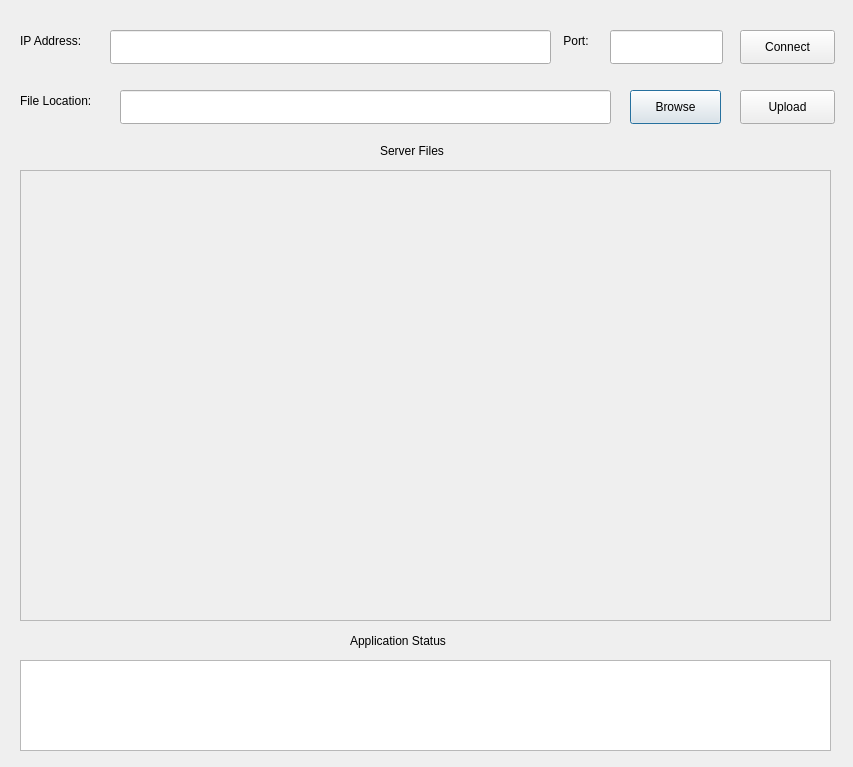
Old version of the form gui.ui in the repository ShahriarDhruvo/FTP-Client.
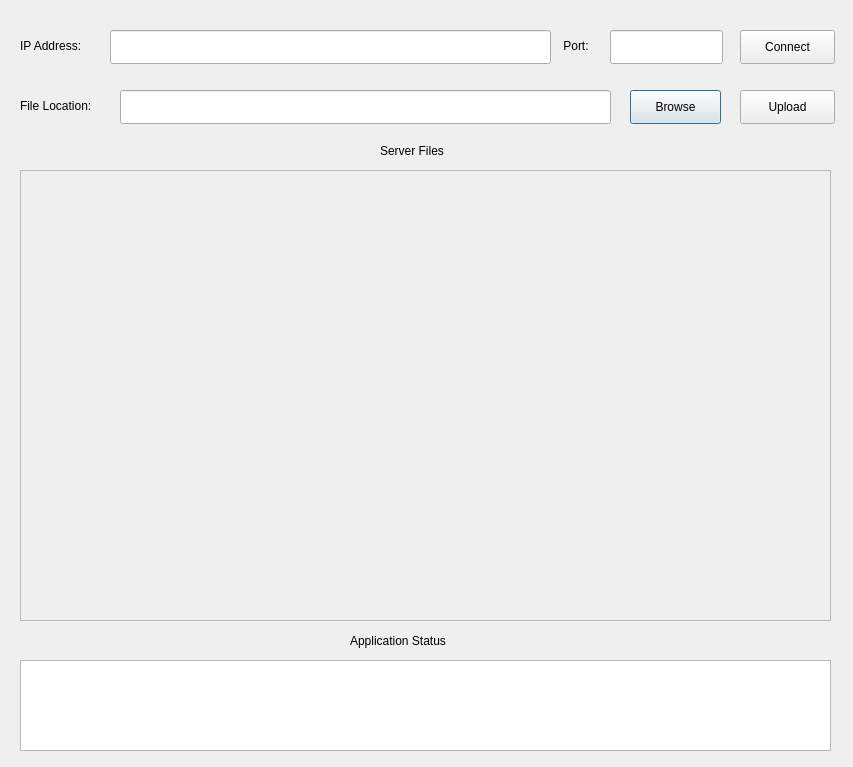
New version of the form.

Commit message: ui design fixed and quality changes

Diff of the .ui file:
```diff
--- a/gui.ui
+++ b/gui.ui
@@ -150,7 +150,7 @@
      <x>20</x>
      <y>30</y>
      <width>81</width>
-     <height>22</height>
+     <height>31</height>
     </rect>
    </property>
    <property name="text">
@@ -163,7 +163,7 @@
      <x>560</x>
      <y>30</y>
      <width>41</width>
-     <height>22</height>
+     <height>31</height>
     </rect>
    </property>
    <property name="text">
@@ -176,7 +176,7 @@
      <x>20</x>
      <y>90</y>
      <width>91</width>
-     <height>22</height>
+     <height>31</height>
     </rect>
    </property>
    <property name="text">
```
The commit also changes 6 other files.
